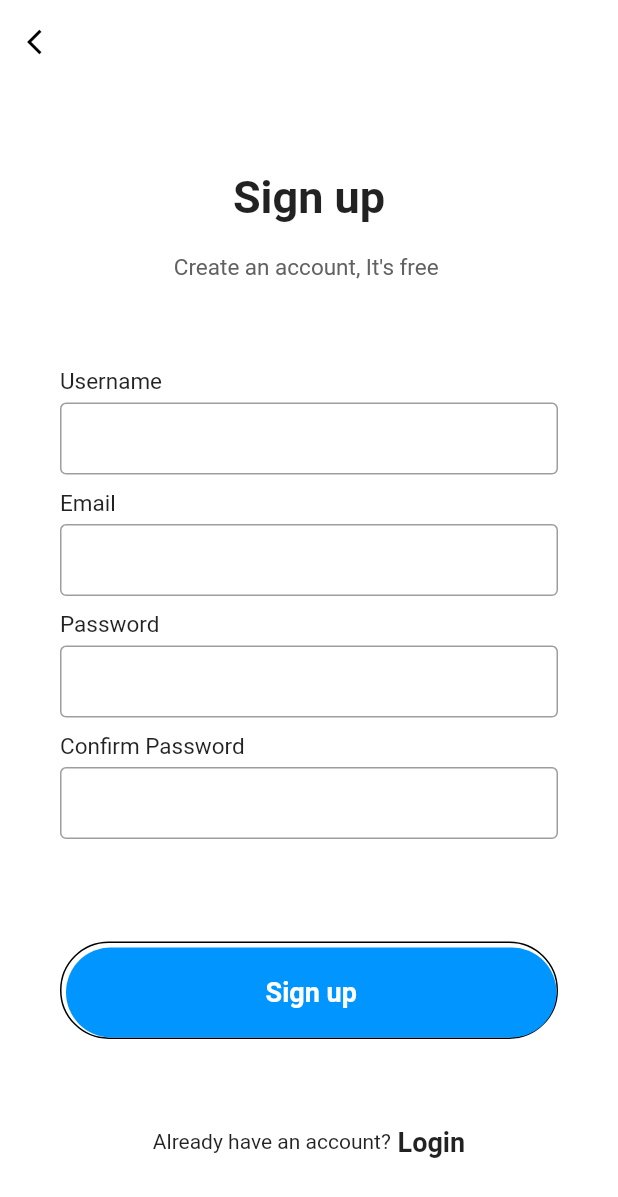
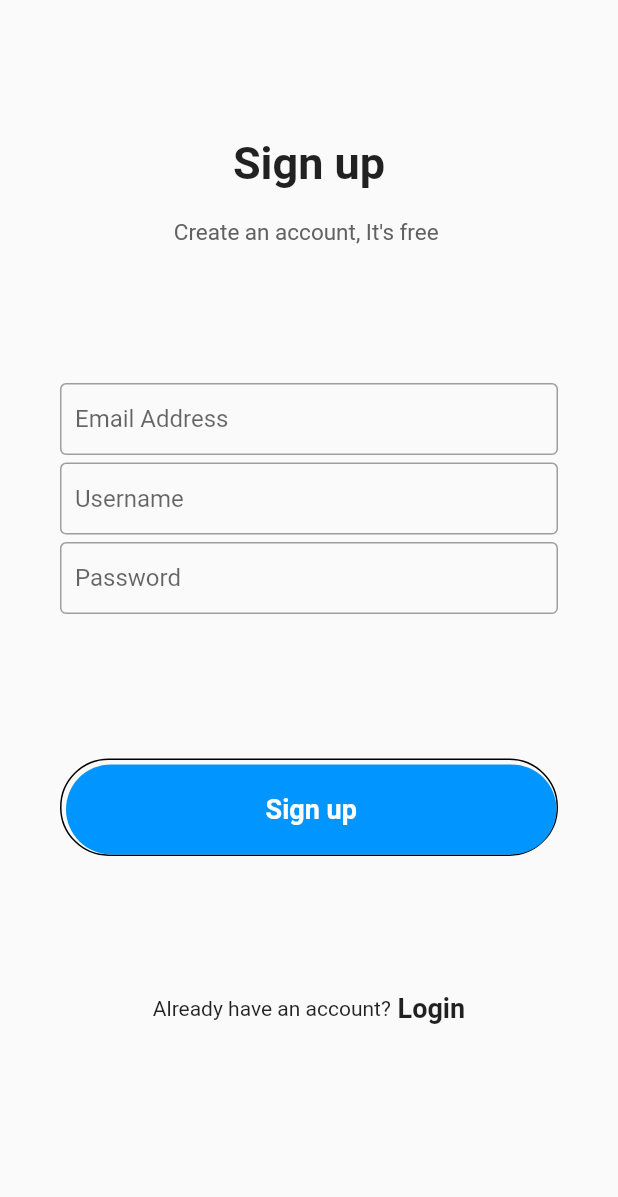
Before and after one commit to roshanbhattarai98/Vegetable-Shop, a Flutter app: the screen it shows after launch, after a tap on "Sign up", on a phone screen of 412 x 824 dp. Shown: the top 1197 px of the screen. Run offline on Flutter 3.47's test engine with Material 2 defaults, Android fonts, the phone set to English and light mode, and no system bars; our stand-ins replace carousel_pro.

```diff
--- /dev/null
+++ b/app/lib/components/registration.dart
@@ -0,0 +1,174 @@
+import 'package:flutter/material.dart';
+
+class Registration extends StatefulWidget {
+  const Registration({Key? key}) : super(key: key);
+
+  @override
+  _RegistrationState createState() => _RegistrationState();
+}
+
+class _RegistrationState extends State<Registration> {
+  final scaffoldKey = GlobalKey<ScaffoldState>();
+
+  @override
+  Widget build(BuildContext context) {
+    return Scaffold(
+      key: scaffoldKey,
+      body: SingleChildScrollView(
+        child: Container(
+          padding: EdgeInsets.symmetric(horizontal: 40),
+          height: MediaQuery.of(context).size.height - 50,
+          width: double.infinity,
+          child: Column(
+            mainAxisAlignment: MainAxisAlignment.spaceEvenly,
+            children: <Widget>[
+              Column(
+                children: <Widget>[
+                  Text(
+                    "Sign up",
+                    style: TextStyle(
+                      fontSize: 30,
+                      fontWeight: FontWeight.bold,
+                    ),
+                  ),
+                  SizedBox(
+                    height: 20,
+                  ),
+                  Text(
+                    "Create an account, It's free ",
+                    style: TextStyle(fontSize: 15, color: Colors.grey[700]),
+                  )
+                ],
+              ),
+              Form(
+                child: Column(
+                  children: <Widget>[
+                    TextFormField(
+                      keyboardType: TextInputType.emailAddress,
+                      decoration: new InputDecoration(
+                          hintText: "Email Address",
+                          contentPadding:
+                              EdgeInsets.symmetric(vertical: 0, horizontal: 10),
+                          enabledBorder: OutlineInputBorder(
+                            borderSide: BorderSide(color: Colors.grey),
+                          ),
+                          border: OutlineInputBorder(
+                              borderSide: BorderSide(color: Colors.grey))),
+                    ),
+                    SizedBox(
+                      height: 5,
+                    ),
+                    TextFormField(
+                      keyboardType: TextInputType.emailAddress,
+                      decoration: new InputDecoration(
+                          hintText: "Username",
+                          contentPadding:
+                              EdgeInsets.symmetric(vertical: 0, horizontal: 10),
+                          enabledBorder: OutlineInputBorder(
+                            borderSide: BorderSide(color: Colors.grey),
+                          ),
+                          border: OutlineInputBorder(
+                              borderSide: BorderSide(color: Colors.grey))),
+                    ),
+                    SizedBox(
+                      height: 5,
+                    ),
+                    TextFormField(
+                      keyboardType: TextInputType.emailAddress,
+                      decoration: new InputDecoration(
+                          hintText: "Password",
+                          contentPadding:
+                              EdgeInsets.symmetric(vertical: 0, horizontal: 10),
+                          enabledBorder: OutlineInputBorder(
+                            borderSide: BorderSide(color: Colors.grey),
+                          ),
+                          border: OutlineInputBorder(
+                              borderSide: BorderSide(color: Colors.grey))),
+                    ),
+                    SizedBox(
+                      height: 5,
+                    ),
+
+                    //        inputFile(label: "Username"),
+                    ///      inputFile(label: "Email"),
+                    //   inputFile(label: "Password", obscureText: true),
+                    //  inputFile(label: "Confirm Password ", obscureText: true),
+                  ],
+                ),
+              ),
+              Container(
+                padding: EdgeInsets.only(top: 3, left: 3),
+                decoration: BoxDecoration(
+                    borderRadius: BorderRadius.circular(50),
+                    border: Border(
+                      bottom: BorderSide(color: Colors.black),
+                      top: BorderSide(color: Colors.black),
+                      left: BorderSide(color: Colors.black),
+                      right: BorderSide(color: Colors.black),
+                    )),
+                child: MaterialButton(
+                  minWidth: double.infinity,
+                  height: 60,
+                  onPressed: () {},
+                  color: Color(0xff0095FF),
+                  elevation: 0,
+                  shape: RoundedRectangleBorder(
+                    borderRadius: BorderRadius.circular(50),
+                  ),
+                  child: Text(
+                    "Sign up",
+                    style: TextStyle(
+                      fontWeight: FontWeight.w600,
+                      fontSize: 18,
+                      color: Colors.white,
+                    ),
+                  ),
+                ),
+              ),
+              Row(
+                mainAxisAlignment: MainAxisAlignment.center,
+                children: <Widget>[
+                  Text("Already have an account?"),
+                  Text(
+                    " Login",
+                    style: TextStyle(fontWeight: FontWeight.w600, fontSize: 18),
+                  )
+                ],
+              )
+            ],
+          ),
+        ),
+      ),
+    );
+  }
+}
+
+// we will be creating a widget for text field
+   /*Widget inputFile({label, obscureText = false}) {
+  return Column(
+    crossAxisAlignment: CrossAxisAlignment.start,
+    children: <Widget>[
+      Text(
+        label,
+        style: TextStyle(
+            fontSize: 15, fontWeight: FontWeight.w400, color: Colors.black87),
+      ),
+      SizedBox(
+        height: 5,
+      ),
+      TextField(
+        obscureText: obscureText,
+        decoration: InputDecoration(
+            contentPadding: EdgeInsets.symmetric(vertical: 0, horizontal: 10),
+            enabledBorder: OutlineInputBorder(
+              borderSide: BorderSide(color: Colors.grey),
+            ),
+            border:
+                OutlineInputBorder(borderSide: BorderSide(color: Colors.grey))),
+      ),
+      SizedBox(
+        height: 10,
+      )
+    ],
+  );
+}*/
--- a/app/lib/main.dart
+++ b/app/lib/main.dart
@@ -1,5 +1,6 @@
 import 'dart:ui';
 
+import 'package:app/components/registration.dart';
 import 'package:flutter/material.dart';
 
 import 'package:app/components/signIn.dart';
@@ -11,7 +12,7 @@ import 'package:app/components/test.dart';
 import 'package:app/components/logIn.dart';
 import 'package:app/model/login_model.dart';
 import 'package:app/api/api.dart';
-//import 'package:app/components/background.dart';
+import 'package:app/components/registration.dart';
 
 void main() {
   runApp(MaterialApp(
@@ -81,7 +82,7 @@ class HomePage extends StatelessWidget {
                       Navigator.push(
                           context,
                           MaterialPageRoute(
-                              builder: (context) => SignupPage()));
+                              builder: (context) => Registration()));
                     },
                     color: Color(0xff0095FF),
                     shape: RoundedRectangleBorder(
```
